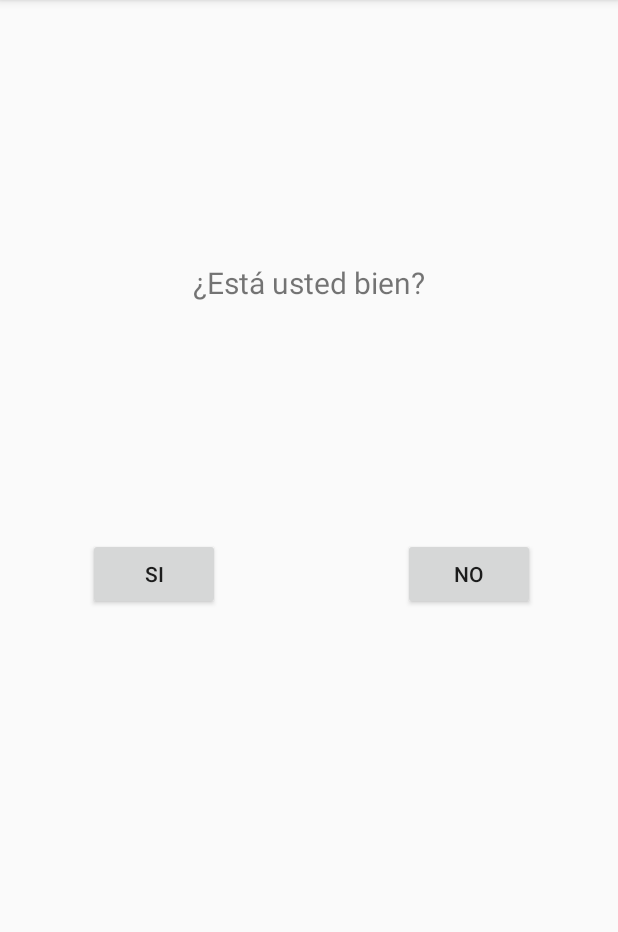
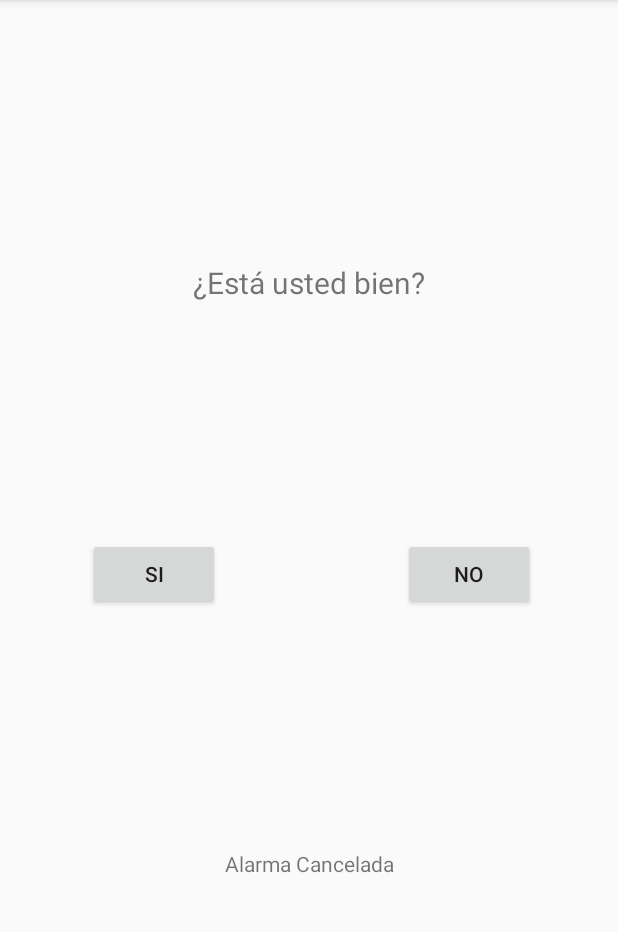
Before and after one commit to antoniomp98/eHealthAPP, an Android app: the Pregunta screen opened directly, with no data from a screen before it, after a tap on "NO", on a phone screen of 412 x 824 dp, the part 84-1016 px from its top. Run offline under Robolectric (Android 15) with nearby library versions, the phone set to English and light mode, and no system bars; 1 other tap on this screen came first.

```diff
--- a/app/src/main/java/com/example/anton/httprequest/Activity_SearchUiHeartRateSampler.java
+++ b/app/src/main/java/com/example/anton/httprequest/Activity_SearchUiHeartRateSampler.java
@@ -34,8 +34,8 @@ public class Activity_SearchUiHeartRateSampler extends Activity_HeartRateDisplay
         if (intent.hasExtra(Activity_MultiDeviceSearchSampler.EXTRA_KEY_MULTIDEVICE_SEARCH_RESULT))
         {
             // device has already been selected through the multi-device search
-            MultiDeviceSearchResult result = intent
-                .getParcelableExtra(Activity_MultiDeviceSearchSampler.EXTRA_KEY_MULTIDEVICE_SEARCH_RESULT);
+            MultiDeviceSearchResult result =
+                    intent.getParcelableExtra(Activity_MultiDeviceSearchSampler.EXTRA_KEY_MULTIDEVICE_SEARCH_RESULT);
             releaseHandle = AntPlusHeartRatePcc.requestAccess(this, result.getAntDeviceNumber(), 0,
                 base_IPluginAccessResultReceiver, base_IDeviceStateChangeReceiver);
         } else
--- a/app/src/main/java/com/example/anton/httprequest/Pregunta.java
+++ b/app/src/main/java/com/example/anton/httprequest/Pregunta.java
@@ -1,11 +1,14 @@
 package com.example.anton.httprequest;
 
+import android.Manifest;
 import android.annotation.SuppressLint;
 import android.content.Context;
+import android.content.pm.PackageManager;
 import android.location.Location;
 import android.location.LocationListener;
 import android.location.LocationManager;
 import android.os.Bundle;
+import android.support.v4.app.ActivityCompat;
 import android.support.v7.app.AppCompatActivity;
 import android.view.View;
 import android.widget.Button;
@@ -19,12 +22,7 @@ public class Pregunta extends AppCompatActivity {
     TextView emergency_text;
     TextView cuenta_atras;
     TextView id_ambulancia;
-    String respuestaPHP;
-    JSONObject array; //Json recibido
-    PostJSON emergency;
-    LocationManager locationManager;
-    double latitude;
-    double longitude;
+
 
     @SuppressLint("SetTextI18n")
     @Override
@@ -37,96 +35,32 @@ public class Pregunta extends AppCompatActivity {
         Button botonSI = findViewById(R.id.button2);
         Button botonNO = findViewById(R.id.button3);
 
-        actualizarUbi();
+        emergency_text.setText("¿Está usted bien?");
 
-        botonSI.setOnClickListener(new View.OnClickListener()
-        {
+        botonSI.setOnClickListener(new View.OnClickListener() {
             @SuppressLint("SetTextI18n")
             @Override
-            public void onClick(View v)
-            {
+            public void onClick(View v) {
                 cuenta_atras.setText("Alarma Cancelada");
 
-            }});
-        botonNO.setOnClickListener(new View.OnClickListener()
-        {
+            }
+        });
+        botonNO.setOnClickListener(new View.OnClickListener() {
             @Override
-            public void onClick(View v)
-            {
-                try
-                {
+            public void onClick(View v) {
+                try {
                     onFinish();
-                }
-                catch (InterruptedException e)
-                {
+                } catch (InterruptedException e) {
                     e.printStackTrace();
                 }
             }
         });
     }
 
-            //Se activa al finalizar la cuenta atrás o al pulsar un botón
-            @SuppressLint("SetTextI18n")
-            public void onFinish() throws InterruptedException {
-                cuenta_atras.setText("Enviando señal de emergencia");
-                    if(startRequestEmergency() == 1 ){
-                        cuenta_atras.setText("Todo Correcto");
-                    }
-                    else if(startRequestEmergency() == 2 ) {
-                        cuenta_atras.setText("ERROR AL CONECTAR CON EL SERVIDOR");
-                    }
-                    else if(startRequestEmergency() == 0 ){
-                        cuenta_atras.setText(respuestaPHP);
-                    }
-            }
+    //Se activa al finalizar la cuenta atrás o al pulsar un botón
+    @SuppressLint("SetTextI18n")
+    public void onFinish() throws InterruptedException {
 
-    @SuppressWarnings("unchecked")
-    protected int startRequestEmergency() throws InterruptedException {
-        JSONObject json = new JSONObject();
-        json.put("valor", 151); //VALOR QUE MANDAMOS AL SERVIDOR.
-        json.put("latitude", latitude);
-        json.put("longitude", longitude);
-        emergency = new PostJSON(json);
-
-        emergency.start();
-        emergency.join();
-
-        if (emergency.getResponse().equals("todo_correcto")) return 1;
-
-        else if(emergency.getResponse().equals("todo_correcto")) return 2;
-
-        respuestaPHP = emergency.getResponse();
-
-        return 0;
     }
 
-    @SuppressLint("SetTextI18n")
-    protected void actualizarUbi(){
-
-        locationManager = (LocationManager) getSystemService(Context.LOCATION_SERVICE);
-
-        emergency_text.setText("¿Está usted bien?");
-
-        // Acquire a reference to the system Location Manager
-        LocationManager locationManager = (LocationManager) Pregunta.this.getSystemService(Context.LOCATION_SERVICE);
-
-        // Define a listener that responds to location updates
-        LocationListener locationListener = new LocationListener() {
-            public void onLocationChanged(Location location) {
-                latitude = location.getLatitude()*10000000;
-                longitude = location.getLongitude()*10000000;
-            }
-
-            public void onStatusChanged(String provider, int status, Bundle extras) {}
-
-            public void onProviderEnabled(String provider) {}
-
-            public void onProviderDisabled(String provider) {}
-        };
-      //  ContextCompat.checkSelfPermission(Pregunta.this,
-       //         Manifest.permission.ACCESS_FINE_LOCATION);
-        // Register the listener with the Location Manager to receive location updates
-        assert locationManager != null;
-        locationManager.requestLocationUpdates(LocationManager.NETWORK_PROVIDER, 0, 0, locationListener);
-    }
 }
```
Also changed, not shown: app/src/main/java/com/example/anton/httprequest/Activity_HeartRateDisplayBase.java (+14 -3 lines), app/src/main/java/com/example/anton/httprequest/PostJSON.java (+87 -19 lines), app/src/main/res/layout/activity_heart_rate.xml (added, +67 -0 lines), app/src/main/res/layout/activity_intro.xml (+2 -62 lines).
